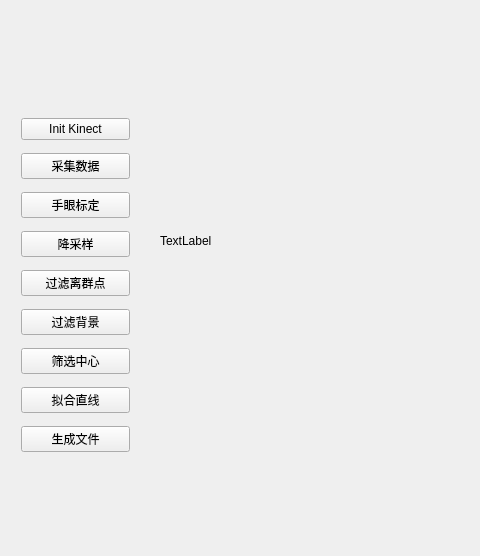
First picture: the form in project_qt.ui, repository SneakyLearning/project_qt, before the edit; both pictures show x 0 to 480 and y 0 to 556 of the 1124 by 556 pixel window.
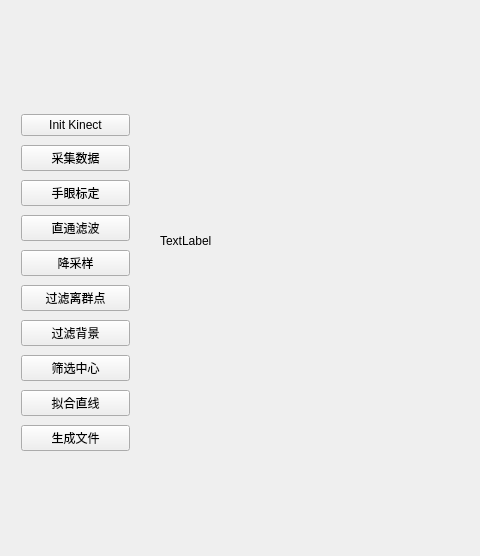
Second picture: the form after the edit. Custom widgets are drawn as their Qt base class.

```diff
--- a/project_qt.ui
+++ b/project_qt.ui
@@ -70,6 +70,13 @@
       </property>
      </widget>
     </item>
+    <item>
+     <widget class="QPushButton" name="pushButton_pass">
+      <property name="text">
+       <string>直通滤波</string>
+      </property>
+     </widget>
+    </item>
     <item>
      <widget class="QPushButton" name="pushButton_voxel">
       <property name="text">
```
